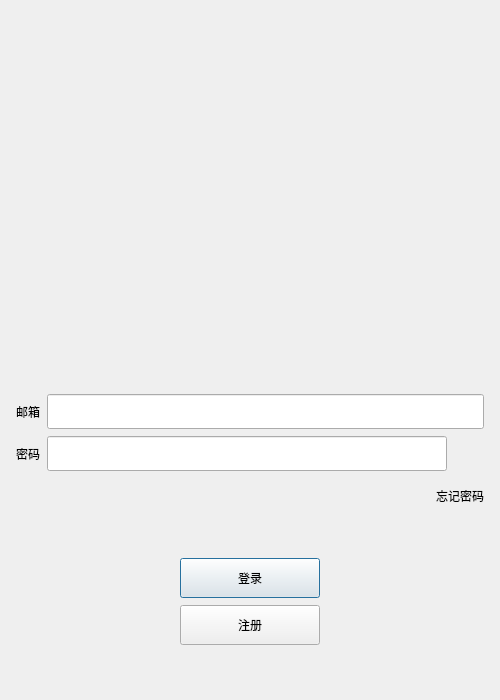
The window that client/qmake/logindialog.ui (KBchulan/HungerYet) describes before a commit, drawn with Qt 5.
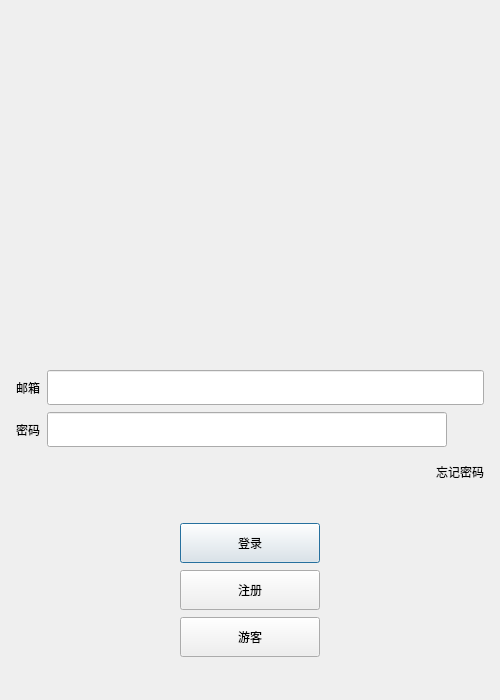
The same window after the commit. Custom widgets are drawn as their Qt base class.

Commit message: 增加游客功能

```diff
--- a/client/qmake/logindialog.ui
+++ b/client/qmake/logindialog.ui
@@ -344,6 +344,55 @@
        </item>
       </layout>
      </item>
+     <item>
+      <layout class="QHBoxLayout" name="horizontalLayout_7">
+       <item>
+        <spacer name="horizontalSpacer_6">
+         <property name="orientation">
+          <enum>Qt::Horizontal</enum>
+         </property>
+         <property name="sizeHint" stdset="0">
+          <size>
+           <width>40</width>
+           <height>20</height>
+          </size>
+         </property>
+        </spacer>
+       </item>
+       <item>
+        <widget class="QPushButton" name="visitor_btn">
+         <property name="minimumSize">
+          <size>
+           <width>140</width>
+           <height>40</height>
+          </size>
+         </property>
+         <property name="maximumSize">
+          <size>
+           <width>140</width>
+           <height>40</height>
+          </size>
+         </property>
+         <property name="text">
+          <string>游客</string>
+         </property>
+        </widget>
+       </item>
+       <item>
+        <spacer name="horizontalSpacer_7">
+         <property name="orientation">
+          <enum>Qt::Horizontal</enum>
+         </property>
+         <property name="sizeHint" stdset="0">
+          <size>
+           <width>40</width>
+           <height>20</height>
+          </size>
+         </property>
+        </spacer>
+       </item>
+      </layout>
+     </item>
      <item>
       <spacer name="verticalSpacer_3">
        <property name="orientation">
```
The commit also changes 5 other files.
